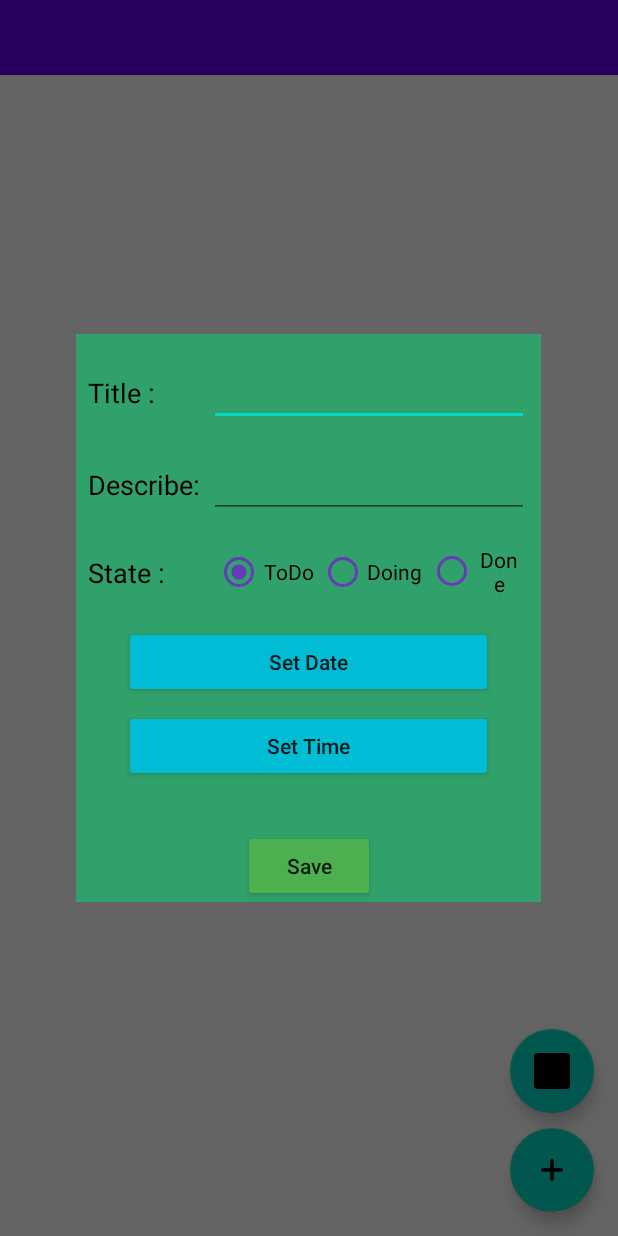
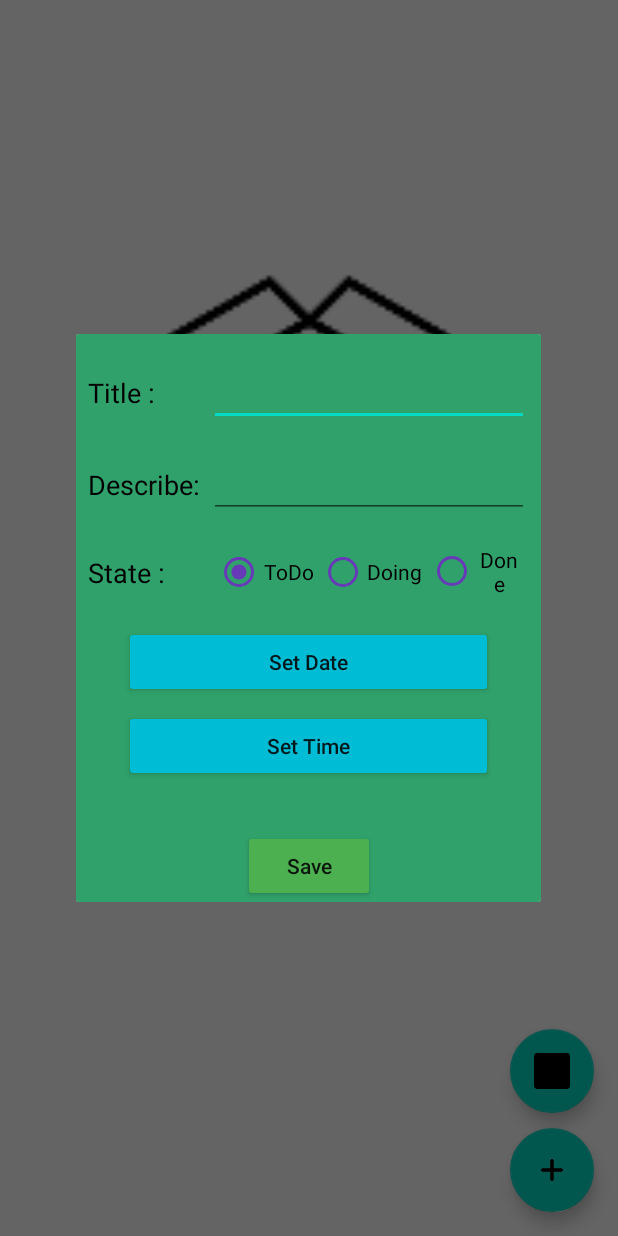
Before and after one commit to Rakhshanipr/Maktab36_HW13, an Android app: the ViewPagerTaskActivity screen opened directly, with no data from a screen before it, after a tap on an icon or button, on a phone screen of 412 x 824 dp. Run offline under Robolectric (Android 15) with nearby library versions, the phone set to English and light mode, and no system bars.

Commit message:
Create schema for database of Task

```diff
--- a/app/src/main/java/com/example/hw13/controller/activity/ViewPagerTaskActivity.java
+++ b/app/src/main/java/com/example/hw13/controller/activity/ViewPagerTaskActivity.java
@@ -20,6 +20,7 @@ import com.google.android.material.tabs.TabLayoutMediator;
 import java.nio.channels.InterruptedByTimeoutException;
 
 public class ViewPagerTaskActivity extends AppCompatActivity {
+
     //region defind variable
     ViewPager2 mViewPager2;
 //    TabLayout mTabLayout;
@@ -27,6 +28,7 @@ public class ViewPagerTaskActivity extends AppCompatActivity {
     ListTaskFragment binding;
 
     //endregion
+
     public static Intent newIntent(Context src){
         Intent intent=new Intent(src,ViewPagerTaskActivity.class);
         return intent;
@@ -38,11 +40,7 @@ public class ViewPagerTaskActivity extends AppCompatActivity {
         setContentView(R.layout.activity_view_pager_task);
         findViews();
         setInitialization();
-
-
     }
-
-
 
     private void setInitialization() {
         FragmentStateAdapter fragmentStateAdapter=new fragmentStateAdapter(this);
--- a/app/src/main/res/layout/activity_view_pager_task.xml
+++ b/app/src/main/res/layout/activity_view_pager_task.xml
@@ -6,14 +6,6 @@
     android:layout_height="match_parent"
     android:orientation="vertical"
     tools:context=".controller.activity.ViewPagerTaskActivity">
-
-    <com.google.android.material.tabs.TabLayout
-        android:id="@+id/tabLayout_activityViewPagerTask"
-        android:minHeight="50dp"
-        style="@style/Widget.MaterialComponents.TabLayout.Colored"
-        android:layout_width="match_parent"
-        android:layout_height="wrap_content" />
-
     <androidx.viewpager2.widget.ViewPager2
         xmlns:android="http://schemas.android.com/apk/res/android"
         xmlns:app="http://schemas.android.com/apk/res-auto"
```
Also changed, not shown: app/src/main/java/com/example/hw13/database/DBTaskSchema.java (added, +33 -0 lines), app/src/main/java/com/example/hw13/database/TaskBaseHelper.java (added, +46 -0 lines).
